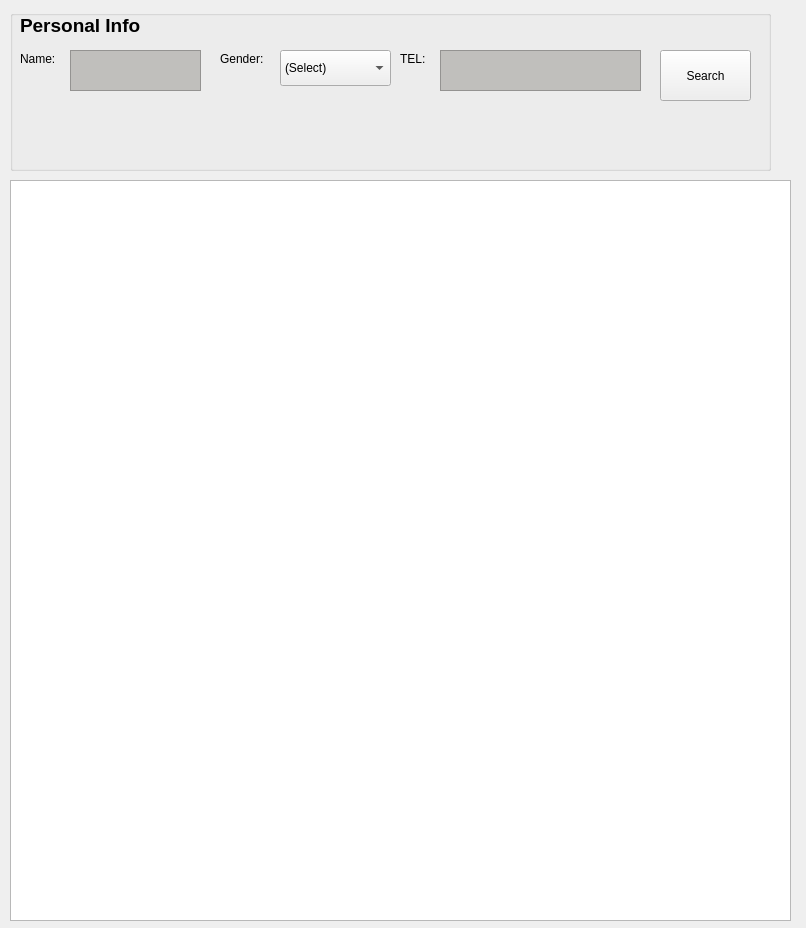
OhaoTech/ClinicManager, file searchWindow.ui: the form before one commit.
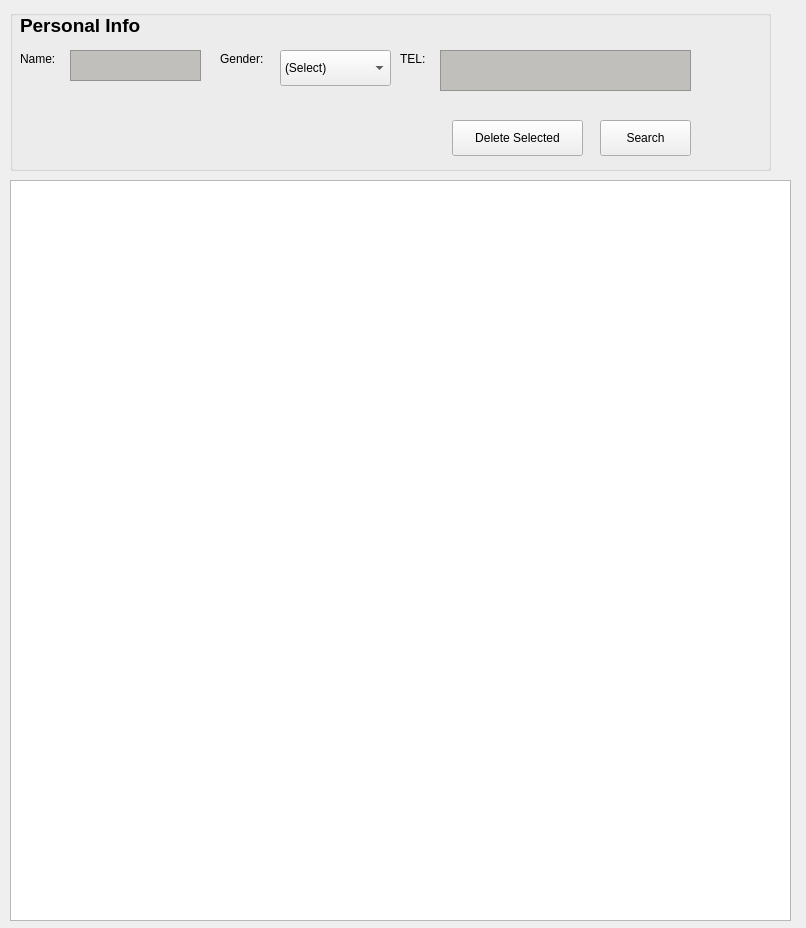
The form after the commit. Icons and pictures are not drawn.

Patch:
```diff
--- a/searchWindow.ui
+++ b/searchWindow.ui
@@ -32,10 +32,10 @@
    <widget class="QPushButton" name="search_pushButton">
     <property name="geometry">
      <rect>
-      <x>650</x>
-      <y>40</y>
+      <x>590</x>
+      <y>110</y>
       <width>91</width>
-      <height>51</height>
+      <height>36</height>
      </rect>
     </property>
     <property name="text">
@@ -47,7 +47,7 @@
      <rect>
       <x>430</x>
       <y>40</y>
-      <width>201</width>
+      <width>251</width>
       <height>41</height>
      </rect>
     </property>
@@ -74,7 +74,7 @@
       <x>60</x>
       <y>40</y>
       <width>131</width>
-      <height>41</height>
+      <height>31</height>
      </rect>
     </property>
     <property name="styleSheet">
@@ -145,6 +145,19 @@
      </property>
     </item>
    </widget>
+   <widget class="QPushButton" name="delete_selected_pushButton">
+    <property name="geometry">
+     <rect>
+      <x>442</x>
+      <y>110</y>
+      <width>131</width>
+      <height>36</height>
+     </rect>
+    </property>
+    <property name="text">
+     <string>Delete Selected</string>
+    </property>
+   </widget>
   </widget>
   <widget class="QTableWidget" name="patient_tableWidget">
    <property name="geometry">
```
